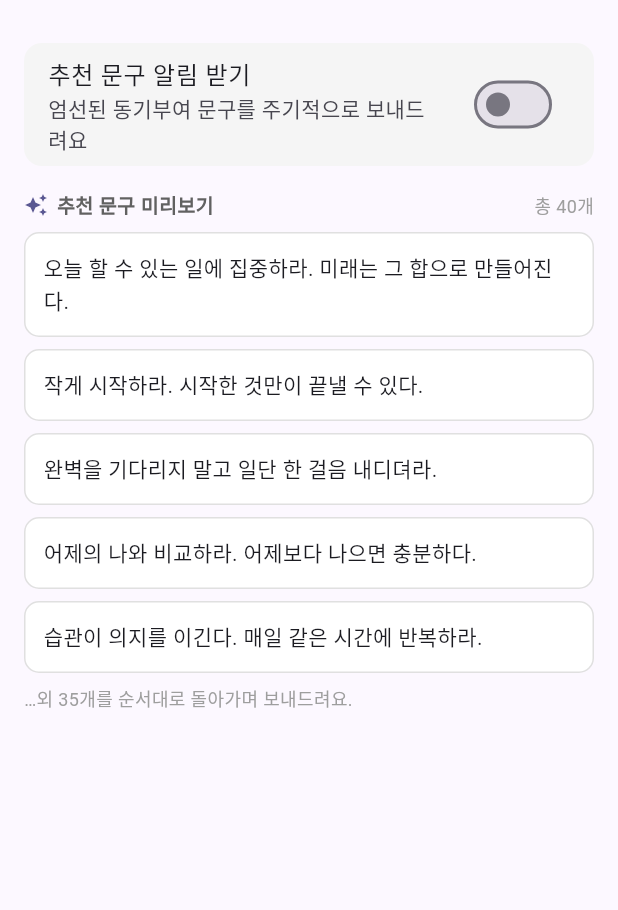
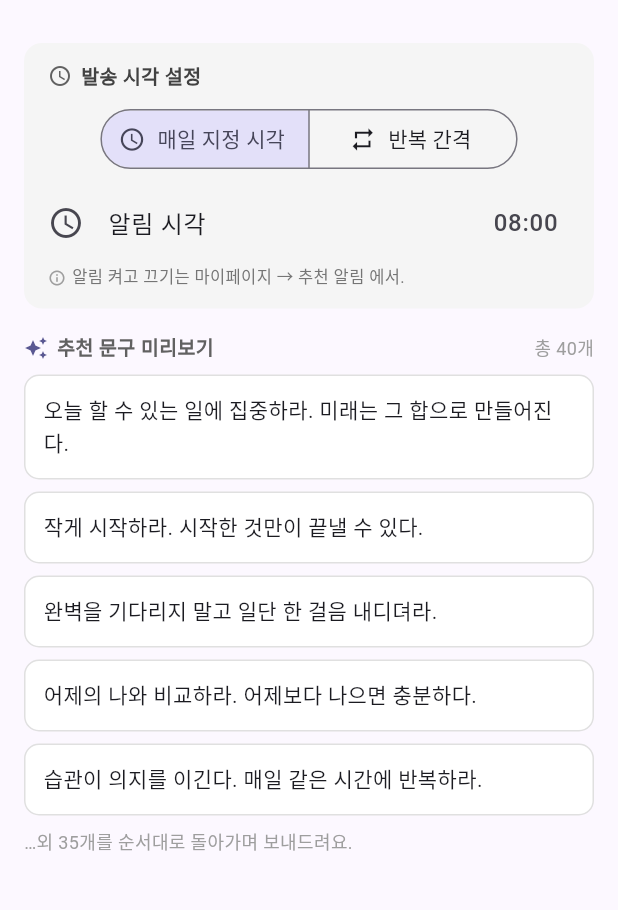
Before and after one commit to hongsytop-tech/Mobile-Application-Maker, a Flutter app: the RecommendSettingsScreen screen opened directly, on a phone screen of 412 x 824 dp, the part 65-975 px from its top. Run offline on Flutter 3.47's test engine with Material 3 defaults, Android fonts, the phone set to English and light mode, and no system bars; our stand-ins replace cached_network_image, dio, fl_chart, flutter_dotenv, flutter_local_notifications, flutter_riverpod and 7 more; missing offline and left inert: dart:html; accounts and stored records are empty; network calls fail; Roboto replaces fonts that are missing (Pretendard).

Commit message:
refactor(recommend): 추천 알림 on/off 는 마이페이지로 단일화 + '오늘의 추천 문구' 명칭 통일

```diff
--- a/lib/features/auth/screens/profile_screen.dart
+++ b/lib/features/auth/screens/profile_screen.dart
@@ -418,7 +418,7 @@ class _RecommendNotificationsCard extends ConsumerWidget {
             data: (s) => SwitchListTile(
               contentPadding: const EdgeInsets.symmetric(horizontal: 14),
               secondary: const Icon(Icons.format_quote),
-              title: const Text('오늘의 문구 알림'),
+              title: const Text('오늘의 추천 문구 알림'),
               subtitle: Text(
                 s.enabled
                     ? '${s.describe()} · 자세히 ▶'
--- a/lib/features/quotes/screens/quotes_screen.dart
+++ b/lib/features/quotes/screens/quotes_screen.dart
@@ -39,7 +39,7 @@ class _QuotesScreenState extends ConsumerState<QuotesScreen> {
         actions: [
           TextButton.icon(
             icon: const Icon(Icons.auto_awesome, size: 18),
-            label: const Text('오늘의 문구'),
+            label: const Text('오늘의 추천 문구'),
             onPressed: () => Navigator.of(context).push(
               MaterialPageRoute(
                 builder: (_) => const RecommendSettingsScreen(),
--- a/lib/features/recommend/screens/recommend_settings_screen.dart
+++ b/lib/features/recommend/screens/recommend_settings_screen.dart
@@ -68,16 +68,26 @@ class _Body extends ConsumerWidget {
           ),
           child: Column(
             children: [
-              SwitchListTile(
-                title: const Text('추천 문구 알림 받기'),
-                subtitle: const Text('엄선된 동기부여 문구를 주기적으로 보내드려요'),
-                value: s.enabled,
-                onChanged: (v) => _save(ref, s.copyWith(enabled: v)),
-              ),
-              if (s.enabled) ...[
-                const Divider(height: 1),
               Padding(
                 padding: const EdgeInsets.fromLTRB(16, 12, 16, 4),
+                child: Row(
+                  children: [
+                    Icon(Icons.schedule,
+                        size: 16, color: Colors.grey.shade700),
+                    const SizedBox(width: 6),
+                    Text(
+                      '발송 시각 설정',
+                      style: TextStyle(
+                        fontSize: 13,
+                        fontWeight: FontWeight.w600,
+                        color: Colors.grey.shade800,
+                      ),
+                    ),
+                  ],
+                ),
+              ),
+              Padding(
+                padding: const EdgeInsets.fromLTRB(16, 4, 16, 4),
                 child: SegmentedButton<RecommendMode>(
                   segments: const [
                     ButtonSegment(
@@ -117,7 +127,23 @@ class _Body extends ConsumerWidget {
                   ),
                   onTap: () => _pickInterval(context, ref),
                 ),
+              Padding(
+                padding: const EdgeInsets.fromLTRB(16, 0, 16, 12),
+                child: Row(
+                  children: [
+                    Icon(Icons.info_outline,
+                        size: 12, color: Colors.grey.shade500),
+                    const SizedBox(width: 4),
+                    Expanded(
+                      child: Text(
+                        '알림 켜고 끄기는 마이페이지 → 추천 알림 에서.',
+                        style: TextStyle(
+                            fontSize: 11, color: Colors.grey.shade600),
+                      ),
+                    ),
                   ],
+                ),
+              ),
             ],
           ),
         ),
```
Also changed, not shown: lib/features/recommend/screens/book_recommend_settings_screen.dart (+33 -7 lines). Lines whose indentation alone changed are shown as unchanged.
